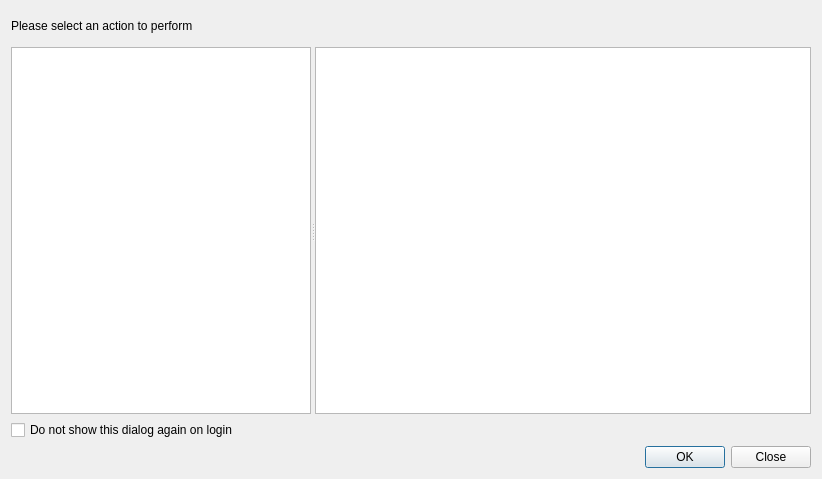
First picture: the form in ui/flts/ui_user_shortcut.ui, repository gltn/stdm, before the edit.
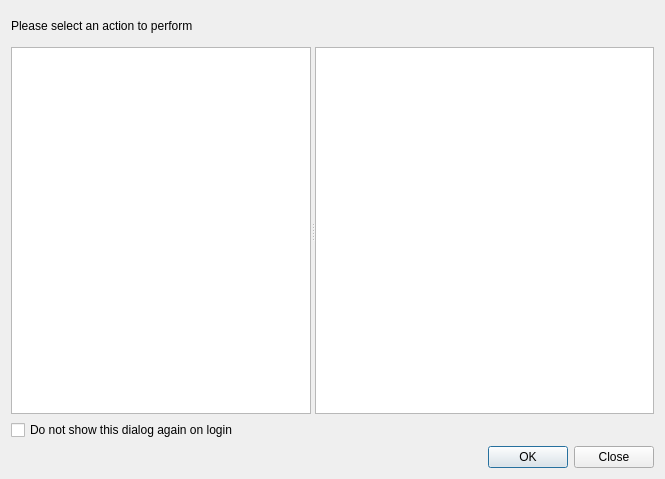
Second picture: the form after the edit.

```diff
--- a/ui/flts/ui_user_shortcut.ui
+++ b/ui/flts/ui_user_shortcut.ui
@@ -6,7 +6,7 @@
    <rect>
     <x>0</x>
     <y>0</y>
-    <width>822</width>
+    <width>665</width>
     <height>479</height>
    </rect>
   </property>
```
Left out of the diff: 10 changed lines with no effect on the pictures.
